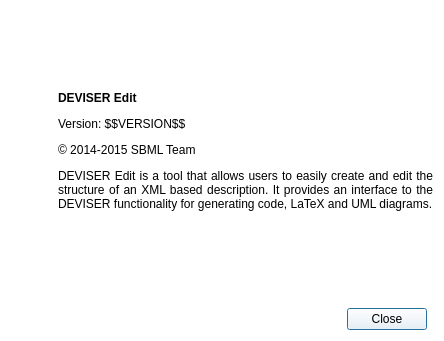
Old version of the form ui/dialogabout.ui in the repository sbmlteam/QtDeviser.
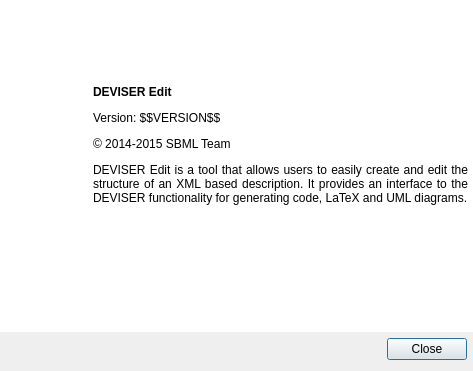
New version of the form. Icons and pictures are not drawn.

Commit message: - about screen uniform with qt about

Diff of the .ui file:
```diff
--- a/ui/dialogabout.ui
+++ b/ui/dialogabout.ui
@@ -9,8 +9,8 @@
    <rect>
     <x>0</x>
     <y>0</y>
-    <width>444</width>
-    <height>341</height>
+    <width>473</width>
+    <height>371</height>
    </rect>
   </property>
   <property name="windowTitle">
@@ -21,14 +21,52 @@
     <normaloff>:/images/ICON_Deviser_512x512.png</normaloff>:/images/ICON_Deviser_512x512.png</iconset>
   </property>
   <property name="styleSheet">
-   <string notr="true">background-color: rgb(255, 255, 255);</string>
+   <string notr="true"/>
   </property>
   <property name="modal">
    <bool>true</bool>
   </property>
   <layout class="QGridLayout" name="gridLayout">
+   <property name="leftMargin">
+    <number>0</number>
+   </property>
+   <property name="topMargin">
+    <number>0</number>
+   </property>
+   <property name="rightMargin">
+    <number>0</number>
+   </property>
+   <item row="2" column="0">
+    <widget class="QDialogButtonBox" name="buttonBox">
+     <property name="autoFillBackground">
+      <bool>false</bool>
+     </property>
+     <property name="orientation">
+      <enum>Qt::Horizontal</enum>
+     </property>
+     <property name="standardButtons">
+      <set>QDialogButtonBox::Close</set>
+     </property>
+    </widget>
+   </item>
    <item row="0" column="0" rowspan="2" colspan="2">
+    <widget class="QWidget" name="" native="true">
+     <property name="styleSheet">
+      <string notr="true">background-color: rgb(255, 255, 255);</string>
+     </property>
     <layout class="QHBoxLayout" name="horizontalLayout">
+      <property name="leftMargin">
+       <number>5</number>
+      </property>
+      <property name="topMargin">
+       <number>5</number>
+      </property>
+      <property name="rightMargin">
+       <number>5</number>
+      </property>
+      <property name="bottomMargin">
+       <number>5</number>
+      </property>
      <item>
       <widget class="QLabel" name="label_2">
        <property name="autoFillBackground">
@@ -65,15 +103,6 @@
       </widget>
      </item>
     </layout>
-   </item>
-   <item row="2" column="0">
-    <widget class="QDialogButtonBox" name="buttonBox">
-     <property name="orientation">
-      <enum>Qt::Horizontal</enum>
-     </property>
-     <property name="standardButtons">
-      <set>QDialogButtonBox::Close</set>
-     </property>
     </widget>
    </item>
   </layout>
```
Lines whose indentation alone changed are shown as unchanged.
